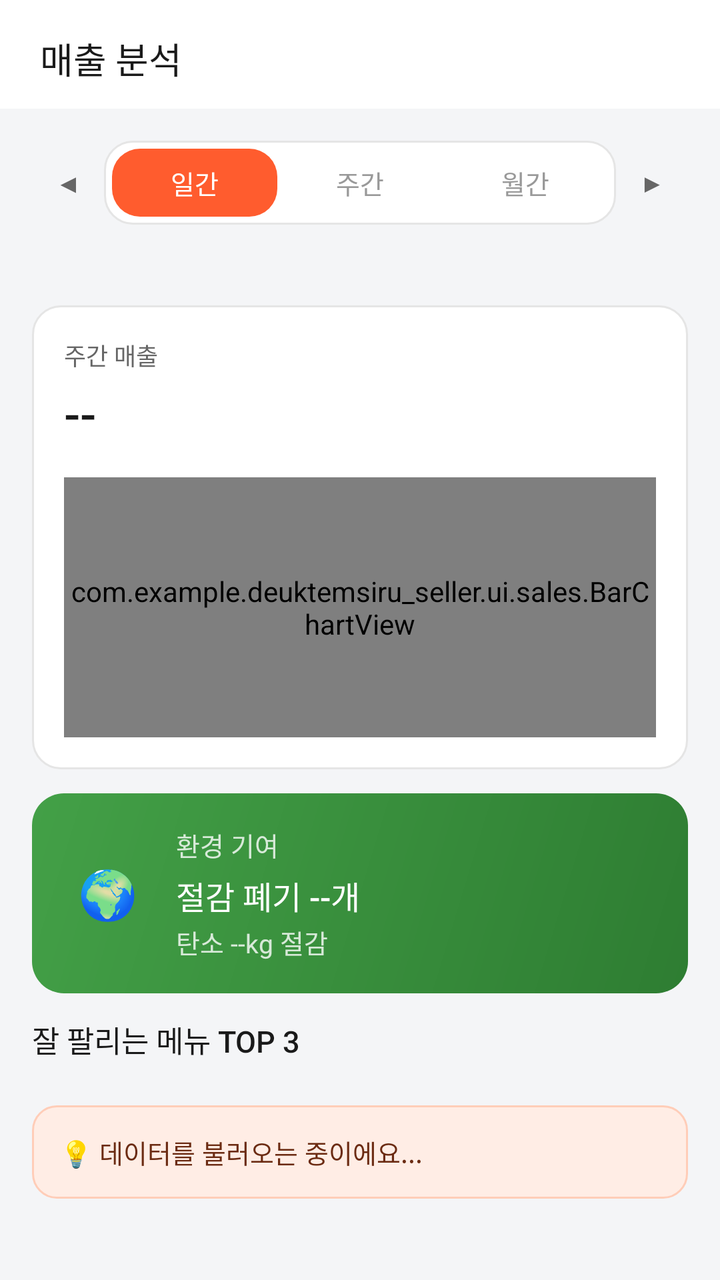
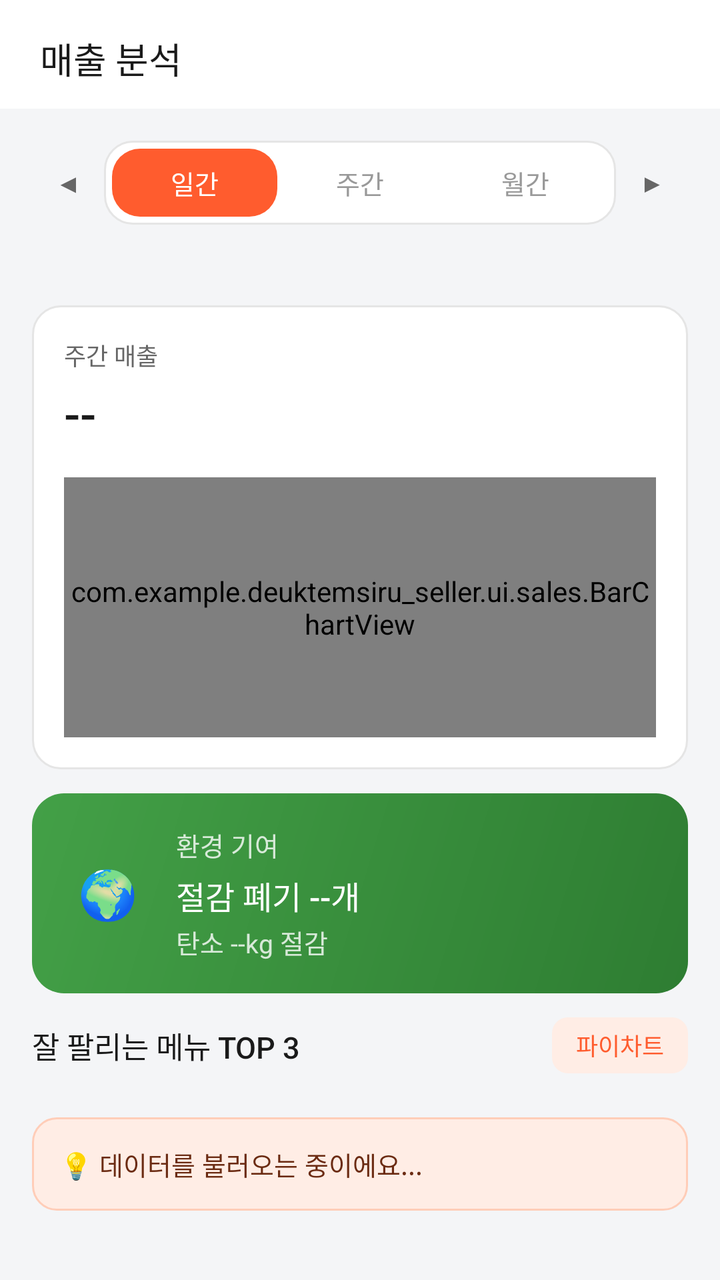

The first picture is an Android layout as it rendered before a commit; the second is the same layout after the commit. The layout source and the unified diff follow.
<!-- AndroidManifest.xml: application theme Theme.Deuktemsiru_seller -->
<!-- res/layout/fragment_sales.xml -->
<?xml version="1.0" encoding="utf-8"?>

<LinearLayout
    xmlns:android="http://schemas.android.com/apk/res/android"
    android:layout_width="match_parent"
    android:layout_height="match_parent"
    android:orientation="vertical"
    android:background="@color/surface">

    
    <LinearLayout
        android:layout_width="match_parent"
        android:layout_height="wrap_content"
        android:orientation="horizontal"
        android:gravity="center_vertical"
        android:paddingStart="20dp"
        android:paddingEnd="20dp"
        android:paddingTop="16dp"
        android:paddingBottom="12dp"
        android:background="@color/white">

        <TextView
            android:layout_width="match_parent"
            android:layout_height="wrap_content"
            android:text="매출 분석"
            android:textSize="18sp"
            android:textColor="@color/text"
            android:fontFamily="sans-serif-medium" />

    </LinearLayout>

    <androidx.core.widget.NestedScrollView
        android:layout_width="match_parent"
        android:layout_height="0dp"
        android:layout_weight="1">

        <LinearLayout
            android:layout_width="match_parent"
            android:layout_height="wrap_content"
            android:orientation="vertical"
            android:padding="16dp">

            
            <LinearLayout
                android:layout_width="match_parent"
                android:layout_height="wrap_content"
                android:orientation="horizontal"
                android:gravity="center_vertical"
                android:layout_marginBottom="10dp">

                <TextView
                    android:id="@+id/btnPrev"
                    android:layout_width="36dp"
                    android:layout_height="36dp"
                    android:gravity="center"
                    android:text="◀"
                    android:textSize="13sp"
                    android:textColor="@color/text_sub" />

                <LinearLayout
                    android:layout_width="0dp"
                    android:layout_height="wrap_content"
                    android:layout_weight="1"
                    android:orientation="horizontal"
                    android:background="@drawable/bg_card_white"
                    android:padding="4dp">

                    <TextView
                        android:id="@+id/tab_daily"
                        android:layout_width="0dp"
                        android:layout_height="34dp"
                        android:layout_weight="1"
                        android:gravity="center"
                        android:text="일간"
                        android:textSize="13sp"
                        android:textColor="@color/white"
                        android:fontFamily="sans-serif-medium"
                        android:background="@drawable/bg_button_primary" />

                    <TextView
                        android:id="@+id/tab_weekly"
                        android:layout_width="0dp"
                        android:layout_height="34dp"
                        android:layout_weight="1"
                        android:gravity="center"
                        android:text="주간"
                        android:textSize="13sp"
                        android:textColor="@color/text_muted" />

                    <TextView
                        android:id="@+id/tab_monthly"
                        android:layout_width="0dp"
                        android:layout_height="34dp"
                        android:layout_weight="1"
                        android:gravity="center"
                        android:text="월간"
                        android:textSize="13sp"
                        android:textColor="@color/text_muted" />

                </LinearLayout>

                <TextView
                    android:id="@+id/btnNext"
                    android:layout_width="36dp"
                    android:layout_height="36dp"
                    android:gravity="center"
                    android:text="▶"
                    android:textSize="13sp"
                    android:textColor="@color/text_sub" />

            </LinearLayout>

            
            <TextView
                android:id="@+id/tvPeriodRange"
                android:layout_width="wrap_content"
                android:layout_height="wrap_content"
                android:text=""
                android:textSize="12sp"
                android:textColor="@color/text_sub"
                android:layout_marginBottom="14dp" />

            
            <LinearLayout
                android:layout_width="match_parent"
                android:layout_height="wrap_content"
                android:orientation="vertical"
                android:background="@drawable/bg_card_white"
                android:padding="16dp"
                android:layout_marginBottom="12dp">

                <LinearLayout
                    android:layout_width="match_parent"
                    android:layout_height="wrap_content"
                    android:orientation="horizontal"
                    android:gravity="center_vertical">

                    <TextView
                        android:id="@+id/tvSalesTitle"
                        android:layout_width="0dp"
                        android:layout_height="wrap_content"
                        android:layout_weight="1"
                        android:text="주간 매출"
                        android:textSize="12sp"
                        android:textColor="@color/text_sub" />

                    <TextView
                        android:id="@+id/tvLoadingIndicator"
                        android:layout_width="wrap_content"
                        android:layout_height="wrap_content"
                        android:text="로딩 중..."
                        android:textSize="12sp"
                        android:textColor="@color/text_muted"
                        android:visibility="gone" />

                </LinearLayout>

                <TextView
                    android:id="@+id/tvTotalSales"
                    android:layout_width="wrap_content"
                    android:layout_height="wrap_content"
                    android:text="--"
                    android:textSize="24sp"
                    android:textColor="@color/text"
                    android:fontFamily="sans-serif-medium"
                    android:layout_marginTop="4dp" />

                <com.example.deuktemsiru_seller.ui.sales.BarChartView
                    android:id="@+id/barChart"
                    android:layout_width="match_parent"
                    android:layout_height="130dp"
                    android:layout_marginTop="16dp" />

            </LinearLayout>

            
            <LinearLayout
                android:layout_width="match_parent"
                android:layout_height="wrap_content"
                android:orientation="horizontal"
                android:gravity="center_vertical"
                android:background="@drawable/bg_gradient_success_card"
                android:padding="16dp"
                android:layout_marginBottom="12dp">

                <TextView
                    android:layout_width="44dp"
                    android:layout_height="44dp"
                    android:gravity="center"
                    android:text="🌍"
                    android:textSize="24sp" />

                <LinearLayout
                    android:layout_width="0dp"
                    android:layout_height="wrap_content"
                    android:layout_weight="1"
                    android:orientation="vertical"
                    android:layout_marginStart="12dp">

                    <TextView
                        android:layout_width="wrap_content"
                        android:layout_height="wrap_content"
                        android:text="환경 기여"
                        android:textSize="13sp"
                        android:textColor="#CCFFFFFF"
                        android:fontFamily="sans-serif-medium" />

                    <TextView
                        android:id="@+id/tvWasteCount"
                        android:layout_width="wrap_content"
                        android:layout_height="wrap_content"
                        android:text="절감 폐기 --개"
                        android:textSize="16sp"
                        android:textColor="@color/white"
                        android:fontFamily="sans-serif-medium"
                        android:layout_marginTop="4dp" />

                    <TextView
                        android:id="@+id/tvCo2Amount"
                        android:layout_width="wrap_content"
                        android:layout_height="wrap_content"
                        android:text="탄소 --kg 절감"
                        android:textSize="13sp"
                        android:textColor="#CCFFFFFF"
                        android:layout_marginTop="2dp" />

                </LinearLayout>

            </LinearLayout>

            
            <TextView
                android:layout_width="wrap_content"
                android:layout_height="wrap_content"
                android:text="잘 팔리는 메뉴 TOP 3"
                android:textSize="15sp"
                android:textColor="@color/text"
                android:fontFamily="sans-serif-medium"
                android:layout_marginBottom="10dp" />

            
            <LinearLayout
                android:id="@+id/containerTopMenus"
                android:layout_width="match_parent"
                android:layout_height="wrap_content"
                android:orientation="vertical"
                android:layout_marginBottom="12dp" />

            
            <LinearLayout
                android:layout_width="match_parent"
                android:layout_height="wrap_content"
                android:orientation="horizontal"
                android:gravity="center_vertical"
                android:background="@drawable/bg_insight_box"
                android:padding="14dp"
                android:layout_marginBottom="8dp">

                <TextView
                    android:id="@+id/tvInsight"
                    android:layout_width="match_parent"
                    android:layout_height="wrap_content"
                    android:text="💡 데이터를 불러오는 중이에요..."
                    android:textSize="13sp"
                    android:textColor="@color/primary_dark" />

            </LinearLayout>

        </LinearLayout>

    </androidx.core.widget.NestedScrollView>

</LinearLayout>
<!-- resources referenced by this layout -->
<resources>
  <color name="primary_dark">#FF6B2B12</color>
  <color name="surface">#FFF4F5F7</color>
  <color name="text">#FF1A1A1A</color>
  <color name="text_muted">#FF999999</color>
  <color name="text_sub">#FF666666</color>
  <color name="white">#FFFFFFFF</color>
  <!-- drawable bg_button_primary (drawable) -->
  <?xml version="1.0" encoding="utf-8"?>
  
  <shape xmlns:android="http://schemas.android.com/apk/res/android"
      android:shape="rectangle">
      <solid android:color="#FF5C2E" />
      <corners android:radius="14dp" />
  </shape>
  <!-- drawable bg_card_white (drawable) -->
  <?xml version="1.0" encoding="utf-8"?>
  
  <shape xmlns:android="http://schemas.android.com/apk/res/android"
      android:shape="rectangle">
      <solid android:color="#FFFFFF" />
      <stroke android:width="1dp" android:color="#E5E5E5" />
      <corners android:radius="14dp" />
  </shape>
  <!-- drawable bg_gradient_success_card (drawable) -->
  <?xml version="1.0" encoding="utf-8"?>
  
  <shape xmlns:android="http://schemas.android.com/apk/res/android"
      android:shape="rectangle">
      <gradient
          android:angle="135"
          android:startColor="#2E7D32"
          android:endColor="#43A047"
          android:type="linear" />
      <corners android:radius="16dp" />
  </shape>
  <!-- drawable bg_insight_box (drawable) -->
  <?xml version="1.0" encoding="utf-8"?>
  
  <shape xmlns:android="http://schemas.android.com/apk/res/android"
      android:shape="rectangle">
      <solid android:color="#FFEDE5" />
      <stroke android:width="1dp" android:color="#FFCDB8" />
      <corners android:radius="12dp" />
  </shape>
  <style name="Theme.Deuktemsiru_seller" parent="Base.Theme.Deuktemsiru_seller" />
  <style name="Base.Theme.Deuktemsiru_seller" parent="Theme.Material3.Light.NoActionBar">
          <item name="colorPrimary">@color/primary</item>
          <item name="colorPrimaryVariant">@color/primary_dark</item>
          <item name="colorOnPrimary">@color/white</item>
          <item name="colorSurface">@color/surface</item>
          <item name="android:colorBackground">@color/surface</item>
          <item name="android:fontFamily">sans-serif</item>
          <item name="bottomNavigationStyle">@style/Widget.App.BottomNav</item>
      </style>
  <color name="primary">#FFFF5C2E</color>
  <style name="Widget.App.BottomNav" parent="Widget.Material3.BottomNavigationView">
          <item name="itemIconTint">@color/bottom_nav_color</item>
          <item name="itemTextColor">@color/bottom_nav_color</item>
          <item name="itemActiveIndicatorStyle">@style/Widget.App.ActiveIndicator</item>
      </style>
  <style name="Widget.App.ActiveIndicator" parent="Widget.Material3.BottomNavigationView.ActiveIndicator">
          <item name="android:color">@color/primary_light</item>
      </style>
  <color name="primary_light">#FFFFEDE5</color>
</resources>

<!-- the commit's change to res/layout/fragment_sales.xml (unified diff, before → after) -->
@@ -229,14 +229,36 @@
             </LinearLayout>
 
             
-            <TextView
-                android:layout_width="wrap_content"
-                android:layout_height="wrap_content"
-                android:text="잘 팔리는 메뉴 TOP 3"
-                android:textSize="15sp"
-                android:textColor="@color/text"
-                android:fontFamily="sans-serif-medium"
-                android:layout_marginBottom="10dp" />
+            <LinearLayout
+                android:layout_width="match_parent"
+                android:layout_height="wrap_content"
+                android:orientation="horizontal"
+                android:gravity="center_vertical"
+                android:layout_marginBottom="10dp">
+
+                <TextView
+                    android:layout_width="0dp"
+                    android:layout_height="wrap_content"
+                    android:layout_weight="1"
+                    android:text="잘 팔리는 메뉴 TOP 3"
+                    android:textSize="15sp"
+                    android:textColor="@color/text"
+                    android:fontFamily="sans-serif-medium" />
+
+                <TextView
+                    android:id="@+id/btnToggleChart"
+                    android:layout_width="wrap_content"
+                    android:layout_height="28dp"
+                    android:gravity="center"
+                    android:paddingHorizontal="12dp"
+                    android:text="파이차트"
+                    android:textSize="12sp"
+                    android:textColor="@color/primary"
+                    android:background="@drawable/bg_rounded_primary_light"
+                    android:clickable="true"
+                    android:focusable="true" />
+
+            </LinearLayout>
 
             
             <LinearLayout
@@ -245,6 +267,14 @@
                 android:layout_height="wrap_content"
                 android:orientation="vertical"
                 android:layout_marginBottom="12dp" />
+
+            
+            <com.example.deuktemsiru_seller.ui.sales.PieChartView
+                android:id="@+id/pieChart"
+                android:layout_width="match_parent"
+                android:layout_height="200dp"
+                android:layout_marginBottom="12dp"
+                android:visibility="gone" />
 
             
             <LinearLayout
<!-- resource entries referenced after the edit -->
@@ -44,6 +44,14 @@
       <stroke android:width="1dp" android:color="#FFCDB8" />
       <corners android:radius="12dp" />
   </shape>
+  <!-- drawable bg_rounded_primary_light (drawable) -->
+  <?xml version="1.0" encoding="utf-8"?>
+  
+  <shape xmlns:android="http://schemas.android.com/apk/res/android"
+      android:shape="rectangle">
+      <solid android:color="#FFEDE5" />
+      <corners android:radius="8dp" />
+  </shape>
   <style name="Theme.Deuktemsiru_seller" parent="Base.Theme.Deuktemsiru_seller" />
   <style name="Base.Theme.Deuktemsiru_seller" parent="Theme.Material3.Light.NoActionBar">
           <item name="colorPrimary">@color/primary</item>
